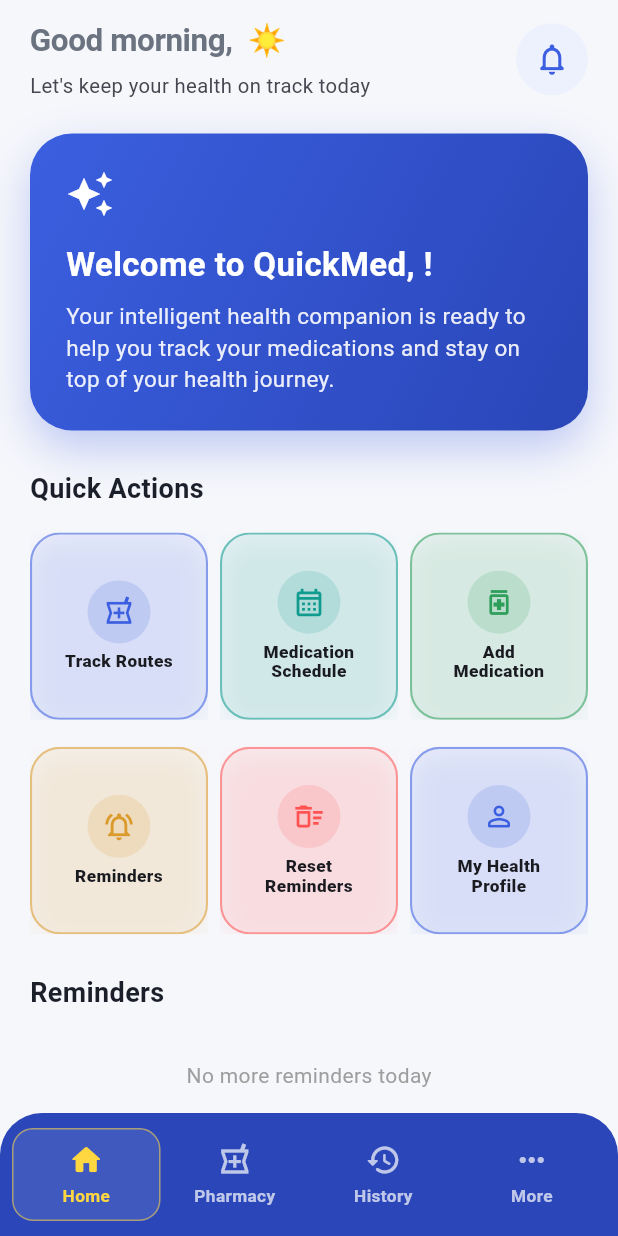
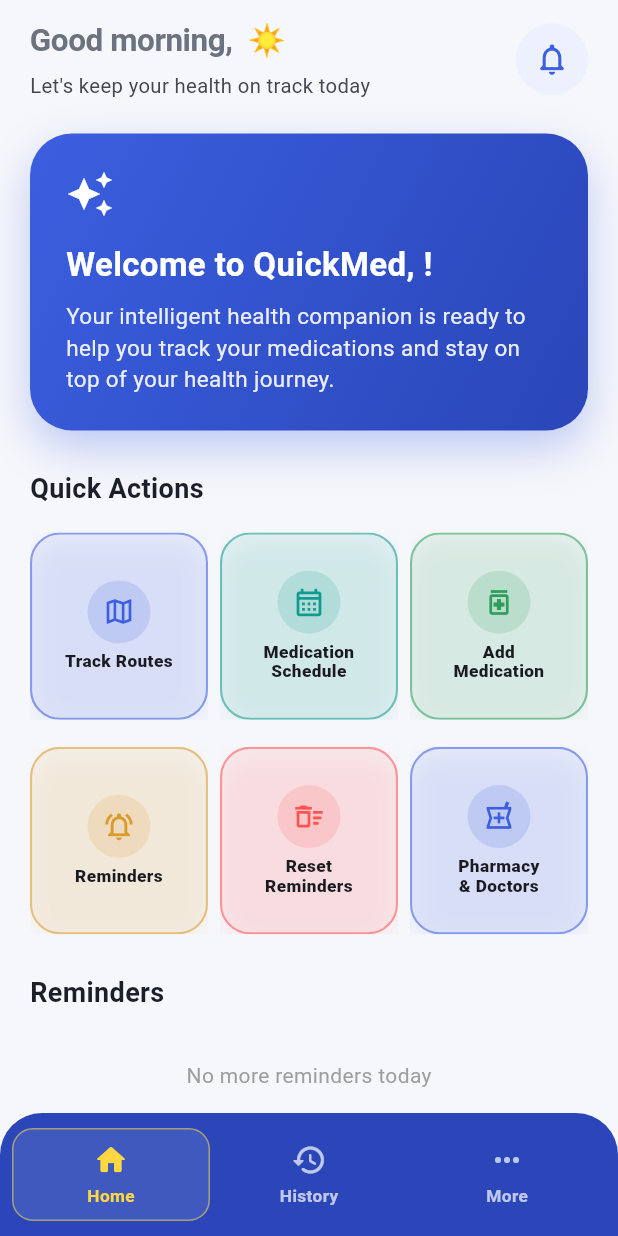
Before and after one commit to joelkabanda/QuickMed, a Flutter app: the DashboardScreen screen opened by its route, on a phone screen of 412 x 824 dp. Run offline on Flutter 3.47's test engine with Material 3 defaults, Android fonts, the light colour scheme and no system bars; our stand-ins replace cloud_firestore, firebase_auth, firebase_core, flutter_local_notifications, flutter_map, flutter_timezone and 6 more; missing offline and left inert: google_mlkit_text_recognition, map_launcher; accounts and stored records are empty.

Commit message:
Removed my health profile

```diff
--- a/lib/features/dashboard/screens/dashboard_screen.dart
+++ b/lib/features/dashboard/screens/dashboard_screen.dart
@@ -321,7 +321,6 @@
                     index: _navIndex,
                     children: [
                       _buildHomeTab(context, savedLocation, medications, reminders),
-                      const CredentialsScreen(),
                       const MedicationsScreen(), // Using MedicationsScreen as History for now
                       _buildMoreTab(),
                     ],
@@ -625,7 +624,7 @@
       children: [
         DashboardActionTile(
           label: "Track Routes",
-          icon: Icons.local_pharmacy_outlined,
+          icon: Icons.map_outlined,
           color: AppColors.primary,
           onTap: () {
             if (savedLocation != null) {
@@ -660,10 +659,10 @@
           onTap: _resetAllReminders,
         ),
         DashboardActionTile(
-          label: "My Health\nProfile",
-          icon: Icons.person_outline_rounded,
+          label: "Pharmacy\n& Doctors",
+          icon: Icons.local_pharmacy_outlined,
           color: AppColors.primary,
-          onTap: () => _navigateTo(const HealthProfileScreen()),
+          onTap: () => _navigateTo(const CredentialsScreen()),
         ),
       ],
     );
--- a/lib/features/dashboard/widgets/bottom_nav.dart
+++ b/lib/features/dashboard/widgets/bottom_nav.dart
@@ -25,9 +25,8 @@
       child: Row(
         children: [
           _navItem(Icons.home_rounded, 'Home', 0),
-          _navItem(Icons.local_pharmacy_outlined, 'Pharmacy', 1),
-          _navItem(Icons.history_rounded, 'History', 2),
-          _navItem(Icons.more_horiz_rounded, 'More', 3),
+          _navItem(Icons.history_rounded, 'History', 1),
+          _navItem(Icons.more_horiz_rounded, 'More', 2),
         ],
       ),
     );
```
Also changed, not shown: 3 other files.
